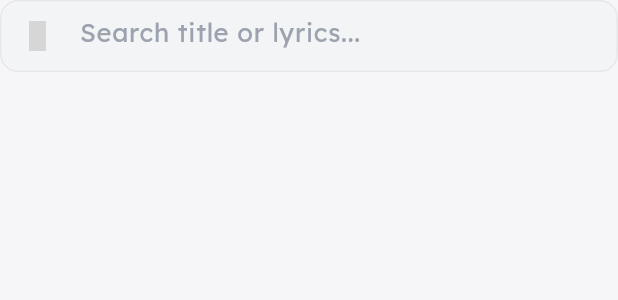
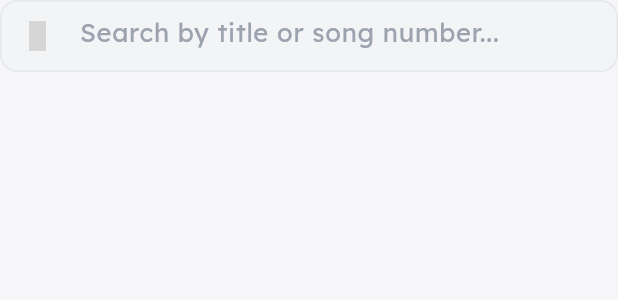
Before and after one commit to nitishkdas/songbook, a Flutter app: the SearchBarWidget widget shown alone on an empty page, opened directly with empty values, on a phone screen of 412 x 824 dp. Shown: the top 300 px of the screen. Run offline on Flutter 3.47's test engine with Material 3 defaults, Android fonts, the phone set to English and light mode, and no system bars; our stand-ins replace get, google_fonts, material_symbols_icons, shimmer, sqflite; accounts and stored records are empty; grey boxes are pictures that could not be loaded.

Commit message:
fix(ui): update search bar hint text to reflect title and number search

```diff
--- a/lib/features/home/widget/search_bar.dart
+++ b/lib/features/home/widget/search_bar.dart
@@ -31,7 +31,7 @@ class SearchBarWidget extends StatelessWidget {
           color: isDark ? AppColors.white : AppColors.textMainLight,
         ),
         decoration: InputDecoration(
-          hintText: 'Search title or lyrics...',
+          hintText: 'Search by title or song number...',
           hintStyle: AppTextStyles.bodyMedium(context).copyWith(
             color: isDark ? AppColors.textSubDark : AppColors.gray400,
           ),
--- a/lib/features/search/view/search_page.dart
+++ b/lib/features/search/view/search_page.dart
@@ -48,7 +48,7 @@ class SearchPage extends StatelessWidget {
                           color: isDark ? AppColors.white : AppColors.textMainLight,
                         ),
                         decoration: InputDecoration(
-                          hintText: 'Search songs...',
+                          hintText: 'Search by title or song number...',
                           hintStyle: AppTextStyles.bodyMedium(context).copyWith(
                             color: isDark ? AppColors.textSubDark : AppColors.gray500,
                           ),
```
Also changed, not shown: 1 other file.
